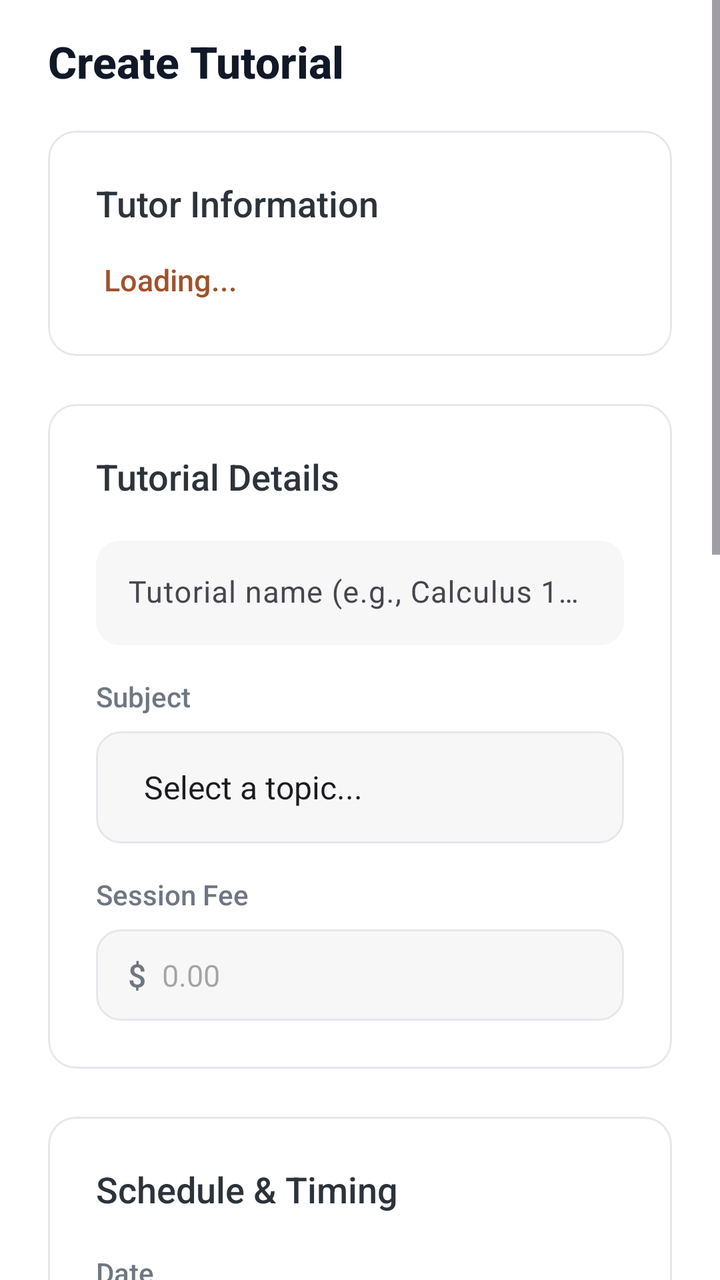
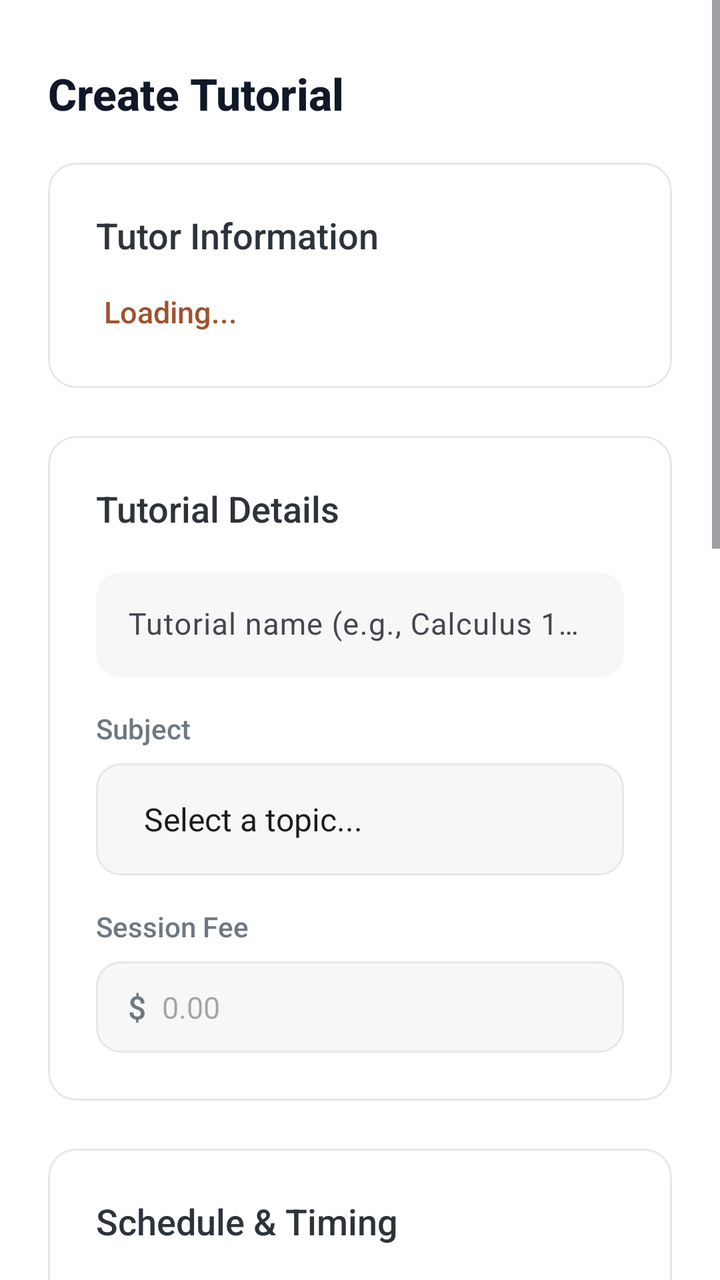

Screens rendered from an Android XML layout before and after an edit, with the pre-edit source and the edit as a unified diff.
<!-- AndroidManifest.xml: application theme Theme.Csci3130Group1 -->
<!-- res/layout/fragment_tutorial_management.xml -->
<?xml version="1.0" encoding="utf-8"?>
<ScrollView xmlns:android="http://schemas.android.com/apk/res/android"
    xmlns:app="http://schemas.android.com/apk/res-auto"
    android:layout_width="match_parent"
    android:layout_height="match_parent"
    android:fillViewport="true"
    android:background="#FFFFFF">

    <LinearLayout
        android:layout_width="match_parent"
        android:layout_height="wrap_content"
        android:orientation="vertical"
        android:paddingLeft="24dp"
        android:paddingRight="24dp"
        android:paddingTop="16dp"
        android:paddingBottom="120dp">

        
        <TextView
            android:layout_width="wrap_content"
            android:layout_height="wrap_content"
            android:text="Create Tutorial"
            android:textSize="22sp"
            android:fontFamily="sans-serif-medium"
            android:textStyle="bold"
            android:textColor="#111827"
            android:layout_marginBottom="20dp"/>

        
        <com.google.android.material.card.MaterialCardView
            android:layout_width="match_parent"
            android:layout_height="wrap_content"
            android:layout_marginBottom="24dp"
            app:cardCornerRadius="14dp"
            app:cardElevation="0dp"
            app:cardBackgroundColor="#FFFFFF"
            app:strokeColor="#E5E7EB"
            app:strokeWidth="1dp">

            <LinearLayout
                android:layout_width="match_parent"
                android:layout_height="wrap_content"
                android:orientation="vertical"
                android:padding="24dp">

                <TextView
                    android:layout_width="wrap_content"
                    android:layout_height="wrap_content"
                    android:text="Tutor Information"
                    android:textSize="18sp"
                    android:textStyle="normal"
                    android:textColor="#2D333A"
                    android:fontFamily="sans-serif-medium"
                    android:layout_marginBottom="12dp"/>

                <TextView
                    android:id="@+id/tutor_name_display"
                    android:layout_width="match_parent"
                    android:layout_height="wrap_content"
                    android:text="Loading..."
                    android:textSize="15sp"
                    android:textColor="#A0522D"
                    android:fontFamily="sans-serif-medium"
                    android:clickable="true"
                    android:focusable="true"
                    android:padding="4dp"/>

            </LinearLayout>
        </com.google.android.material.card.MaterialCardView>

        
        <com.google.android.material.card.MaterialCardView
            android:layout_width="match_parent"
            android:layout_height="wrap_content"
            android:layout_marginBottom="24dp"
            app:cardCornerRadius="14dp"
            app:cardElevation="0dp"
            app:cardBackgroundColor="#FFFFFF"
            app:strokeColor="#E5E7EB"
            app:strokeWidth="1dp">

            <LinearLayout
                android:layout_width="match_parent"
                android:layout_height="wrap_content"
                android:orientation="vertical"
                android:padding="24dp">

                <TextView
                    android:layout_width="wrap_content"
                    android:layout_height="wrap_content"
                    android:text="Tutorial Details"
                    android:textSize="18sp"
                    android:textStyle="normal"
                    android:textColor="#2D333A"
                    android:fontFamily="sans-serif-medium"
                    android:layout_marginBottom="20dp"/>

                
                <com.google.android.material.textfield.TextInputLayout
                    android:layout_width="match_parent"
                    android:layout_height="wrap_content"
                    android:layout_marginBottom="16dp"
                    app:boxBackgroundMode="filled"
                    app:boxBackgroundColor="#F7F7F8"
                    app:boxStrokeWidth="0dp"
                    app:boxStrokeWidthFocused="1dp"
                    app:boxStrokeColor="#E5E7EB"
                    app:boxCornerRadiusTopStart="12dp"
                    app:boxCornerRadiusTopEnd="12dp"
                    app:boxCornerRadiusBottomStart="12dp"
                    app:boxCornerRadiusBottomEnd="12dp"
                    app:hintTextColor="#6F7780">

                    <com.google.android.material.textfield.TextInputEditText
                        android:id="@+id/tutorial_name_input"
                        android:layout_width="match_parent"
                        android:layout_height="wrap_content"
                        android:hint="Tutorial name (e.g., Calculus 101 Basics)"
                        android:textSize="15sp"
                        android:textColor="#2D333A"
                        android:fontFamily="sans-serif"
                        android:inputType="textCapWords"
                        android:maxLength="50"
                        android:padding="16dp" />
                </com.google.android.material.textfield.TextInputLayout>

                
                <TextView
                    android:layout_width="wrap_content"
                    android:layout_height="wrap_content"
                    android:text="Subject"
                    android:textSize="14sp"
                    android:textColor="#6F7780"
                    android:fontFamily="sans-serif-medium"
                    android:layout_marginBottom="8dp"/>

                <Spinner
                    android:id="@+id/topic_spinner"
                    android:layout_width="match_parent"
                    android:layout_height="56dp"
                    android:entries="@array/tutorial_topics"
                    android:background="@drawable/modern_input_background"
                    android:layout_marginBottom="16dp"
                    android:paddingStart="16dp"
                    android:paddingEnd="16dp"/>

                
                <TextView
                    android:layout_width="wrap_content"
                    android:layout_height="wrap_content"
                    android:text="Session Fee"
                    android:textSize="14sp"
                    android:textColor="#6F7780"
                    android:fontFamily="sans-serif-medium"
                    android:layout_marginBottom="8dp"/>

                <LinearLayout
                    android:layout_width="match_parent"
                    android:layout_height="wrap_content"
                    android:orientation="horizontal"
                    android:background="@drawable/modern_input_background"
                    android:paddingStart="16dp"
                    android:paddingEnd="16dp"
                    android:paddingTop="12dp"
                    android:paddingBottom="12dp"
                    android:gravity="center_vertical">

                    <TextView
                        android:layout_width="wrap_content"
                        android:layout_height="wrap_content"
                        android:text="$"
                        android:textSize="16sp"
                        android:textColor="#6F7780"
                        android:textStyle="normal"
                        android:fontFamily="sans-serif-medium"
                        android:layout_marginEnd="8dp"/>

                    <EditText
                        android:id="@+id/fee_input"
                        android:layout_width="match_parent"
                        android:layout_height="wrap_content"
                        android:hint="0.00"
                        android:background="@android:color/transparent"
                        android:textSize="15sp"
                        android:textColor="#2D333A"
                        android:fontFamily="sans-serif"
                        android:inputType="numberDecimal" />

                </LinearLayout>

            </LinearLayout>
        </com.google.android.material.card.MaterialCardView>

        
        <com.google.android.material.card.MaterialCardView
            android:layout_width="match_parent"
            android:layout_height="wrap_content"
            android:layout_marginBottom="24dp"
            app:cardCornerRadius="14dp"
            app:cardElevation="0dp"
            app:cardBackgroundColor="#FFFFFF"
            app:strokeColor="#E5E7EB"
            app:strokeWidth="1dp">

            <LinearLayout
                android:layout_width="match_parent"
                android:layout_height="wrap_content"
                android:orientation="vertical"
                android:padding="24dp">

                <TextView
                    android:layout_width="wrap_content"
                    android:layout_height="wrap_content"
                    android:text="Schedule &amp; Timing"
                    android:textSize="18sp"
                    android:textStyle="normal"
                    android:textColor="#2D333A"
                    android:fontFamily="sans-serif-medium"
                    android:layout_marginBottom="20dp"/>

                
                <TextView
                    android:layout_width="wrap_content"
                    android:layout_height="wrap_content"
                    android:text="Date"
                    android:textSize="14sp"
                    android:textColor="#6F7780"
                    android:fontFamily="sans-serif-medium"
                    android:layout_marginBottom="8dp"/>

                <LinearLayout
                    android:layout_width="match_parent"
                    android:layout_height="wrap_content"
                    android:background="@drawable/modern_input_background"
                    android:paddingStart="16dp"
                    android:paddingEnd="16dp"
                    android:paddingTop="16dp"
                    android:paddingBottom="16dp"
                    android:gravity="center_vertical"
                    android:layout_marginBottom="16dp"
                    android:clickable="true"
                    android:focusable="true"
                    android:id="@+id/date_input_container">

                    <EditText
                        android:id="@+id/date_input"
                        android:layout_width="0dp"
                        android:layout_height="wrap_content"
                        android:layout_weight="1"
                        android:hint="Select date"
                        android:background="@android:color/transparent"
                        android:textSize="15sp"
                        android:textColor="#2D333A"
                        android:fontFamily="sans-serif"
                        android:focusable="false"
                        android:clickable="false"
                        android:cursorVisible="false" />

                    <ImageView
                        android:layout_width="20dp"
                        android:layout_height="20dp"
                        android:src="@android:drawable/ic_menu_my_calendar"
                        android:tint="#6F7780" />

                </LinearLayout>

                
                <TextView
                    android:layout_width="wrap_content"
                    android:layout_height="wrap_content"
                    android:text="Time"
                    android:textSize="14sp"
                    android:textColor="#6F7780"
                    android:fontFamily="sans-serif-medium"
                    android:layout_marginBottom="8dp"/>

                <LinearLayout
                    android:layout_width="match_parent"
                    android:layout_height="wrap_content"
                    android:orientation="horizontal"
                    android:gravity="center_vertical">

                    <LinearLayout
                        android:layout_width="0dp"
                        android:layout_height="wrap_content"
                        android:layout_weight="1"
                        android:background="@drawable/modern_input_background"
                        android:paddingStart="16dp"
                        android:paddingEnd="16dp"
                        android:paddingTop="16dp"
                        android:paddingBottom="16dp"
                        android:gravity="center_vertical"
                        android:layout_marginEnd="8dp"
                        android:clickable="true"
                        android:focusable="true"
                        android:id="@+id/start_time_container">

                        <EditText
                            android:id="@+id/start_time_input"
                            android:layout_width="0dp"
                            android:layout_height="wrap_content"
                            android:layout_weight="1"
                            android:hint="Start time"
                            android:background="@android:color/transparent"
                            android:textSize="15sp"
                            android:textColor="#2D333A"
                            android:fontFamily="sans-serif"
                            android:focusable="false"
                            android:clickable="false"
                            android:cursorVisible="false" />

                        <ImageView
                            android:layout_width="16dp"
                            android:layout_height="16dp"
                            android:src="@android:drawable/ic_menu_recent_history"
                            android:tint="#6F7780" />

                    </LinearLayout>

                    <LinearLayout
                        android:layout_width="0dp"
                        android:layout_height="wrap_content"
                        android:layout_weight="1"
                        android:background="@drawable/modern_input_background"
                        android:paddingStart="16dp"
                        android:paddingEnd="16dp"
                        android:paddingTop="16dp"
                        android:paddingBottom="16dp"
                        android:gravity="center_vertical"
                        android:layout_marginStart="8dp"
                        android:clickable="true"
                        android:focusable="true"
                        android:id="@+id/end_time_container">

                        <EditText
                            android:id="@+id/end_time_input"
                            android:layout_width="0dp"
                            android:layout_height="wrap_content"
                            android:layout_weight="1"
                            android:hint="End time"
                            android:background="@android:color/transparent"
                            android:textSize="15sp"
                            android:textColor="#2D333A"
                            android:fontFamily="sans-serif"
                            android:focusable="false"
                            android:clickable="false"
                            android:cursorVisible="false" />

                        <ImageView
                            android:layout_width="16dp"
                            android:layout_height="16dp"
                            android:src="@android:drawable/ic_menu_recent_history"
                            android:tint="#6F7780" />

                    </LinearLayout>

                </LinearLayout>

            </LinearLayout>
        </com.google.android.material.card.MaterialCardView>


        
        <com.google.android.material.card.MaterialCardView
            android:layout_width="match_parent"
            android:layout_height="wrap_content"
            android:layout_marginBottom="24dp"
            app:cardCornerRadius="14dp"
            app:cardElevation="0dp"
            app:cardBackgroundColor="#FFFFFF"
            app:strokeColor="#E5E7EB"
            app:strokeWidth="1dp">

            <LinearLayout
                android:layout_width="match_parent"
                android:layout_height="wrap_content"
                android:orientation="vertical"
                android:padding="24dp">

                <TextView
                    android:layout_width="wrap_content"
                    android:layout_height="wrap_content"
                    android:text="Location"
                    android:textSize="18sp"
                    android:textStyle="normal"
                    android:textColor="#2D333A"
                    android:fontFamily="sans-serif-medium"
                    android:layout_marginBottom="20dp"/>

                <TextView
                    android:layout_width="wrap_content"
                    android:layout_height="wrap_content"
                    android:text="Venue"
                    android:textSize="14sp"
                    android:textColor="#6F7780"
                    android:fontFamily="sans-serif-medium"
                    android:layout_marginBottom="8dp"/>

                <Spinner
                    android:id="@+id/location_spinner"
                    android:layout_width="match_parent"
                    android:layout_height="56dp"
                    android:background="@drawable/modern_input_background"
                    android:layout_marginBottom="12dp"
                    android:paddingStart="16dp"
                    android:paddingEnd="16dp" />

                <TextView
                    android:id="@+id/selected_location_text"
                    android:layout_width="match_parent"
                    android:layout_height="wrap_content"
                    android:text=""
                    android:textSize="13sp"
                    android:textColor="#6F7780"
                    android:fontFamily="sans-serif"
                    android:layout_marginBottom="8dp"
                    android:visibility="gone" />

                <TextView
                    android:id="@+id/location_status_text"
                    android:layout_width="wrap_content"
                    android:layout_height="wrap_content"
                    android:text="📍 Halifax, NS locations only"
                    android:textSize="13sp"
                    android:textColor="#6F7780"
                    android:fontFamily="sans-serif" />

            </LinearLayout>
        </com.google.android.material.card.MaterialCardView>

        
        <com.google.android.material.card.MaterialCardView
            android:layout_width="match_parent"
            android:layout_height="wrap_content"
            android:layout_marginBottom="32dp"
            app:cardCornerRadius="14dp"
            app:cardElevation="0dp"
            app:cardBackgroundColor="#FFFFFF"
            app:strokeColor="#E5E7EB"
            app:strokeWidth="1dp">

            <LinearLayout
                android:layout_width="match_parent"
                android:layout_height="wrap_content"
                android:orientation="vertical"
                android:padding="24dp">

                <TextView
                    android:layout_width="wrap_content"
                    android:layout_height="wrap_content"
                    android:text="Description"
                    android:textSize="18sp"
                    android:textStyle="normal"
                    android:textColor="#2D333A"
                    android:fontFamily="sans-serif-medium"
                    android:layout_marginBottom="20dp"/>

                <com.google.android.material.textfield.TextInputLayout
                    android:layout_width="match_parent"
                    android:layout_height="wrap_content"
                    app:boxBackgroundMode="filled"
                    app:boxBackgroundColor="#F7F7F8"
                    app:boxStrokeWidth="0dp"
                    app:boxStrokeWidthFocused="1dp"
                    app:boxStrokeColor="#E5E7EB"
                    app:boxCornerRadiusTopStart="12dp"
                    app:boxCornerRadiusTopEnd="12dp"
                    app:boxCornerRadiusBottomStart="12dp"
                    app:boxCornerRadiusBottomEnd="12dp"
                    app:hintTextColor="#6F7780">

                    <com.google.android.material.textfield.TextInputEditText
                        android:id="@+id/description_input"
                        android:layout_width="match_parent"
                        android:layout_height="wrap_content"
                        android:hint="Describe your tutorial session, what you'll cover, and any prerequisites..."
                        android:textSize="15sp"
                        android:textColor="#2D333A"
                        android:fontFamily="sans-serif"
                        android:gravity="top"
                        android:inputType="textMultiLine|textCapSentences"
                        android:lines="4"
                        android:maxLines="6"
                        android:minLines="4"
                        android:padding="16dp"
                        android:scrollbars="vertical" />
                </com.google.android.material.textfield.TextInputLayout>

            </LinearLayout>
        </com.google.android.material.card.MaterialCardView>

        
        <TextView
            android:id="@+id/preview_button"
            android:layout_width="wrap_content"
            android:layout_height="wrap_content"
            android:layout_gravity="end"
            android:text="Preview tutorial"
            android:textColor="#A0522D"
            android:textSize="13sp"
            android:padding="4dp"
            android:fontFamily="sans-serif-medium"
            android:layout_marginBottom="24dp" />


    </LinearLayout>
</ScrollView>
<!-- resources referenced by this layout -->
<resources>
  <string-array name="tutorial_topics">
          <item>Select a topic...</item>
          <item>Mathematics</item>
          <item>Physics</item>
          <item>Chemistry</item>
          <item>Biology</item>
          <item>Computer Science</item>
          <item>English</item>
          <item>History</item>
      </string-array>
  <!-- drawable modern_input_background (drawable) -->
  <?xml version="1.0" encoding="utf-8"?>
  <shape xmlns:android="http://schemas.android.com/apk/res/android">
      <solid android:color="#F7F7F8" />
      <corners android:radius="12dp" />
      <stroke 
          android:width="1dp" 
          android:color="#E5E7EB" />
  </shape>
  <style name="Theme.Csci3130Group1" parent="Base.Theme.Csci3130Group1" />
  <style name="Base.Theme.Csci3130Group1" parent="Theme.Material3.DayNight.NoActionBar">
          
          <item name="colorPrimary">#111827</item>
          <item name="colorOnPrimary">#FFFFFF</item>
          <item name="colorSecondary">#6B7280</item>
          <item name="colorOnSecondary">#FFFFFF</item>
          
          <item name="colorPrimaryContainer">#F3F4F6</item>
          <item name="colorOnPrimaryContainer">#111827</item>
          <item name="colorSecondaryContainer">#F3F4F6</item>
          <item name="colorOnSecondaryContainer">#111827</item>
          <item name="colorTertiary">#9CA3AF</item>
          <item name="colorSurface">#FFFFFF</item>
          <item name="colorOnSurface">#111827</item>
          <item name="colorOutline">#E5E7EB</item>
          <item name="android:navigationBarColor">#FFFFFF</item>
          <item name="android:statusBarColor">#FFFFFF</item>
      </style>
</resources>

<!-- the commit's change to res/layout/fragment_tutorial_management.xml (unified diff, before → after) -->
@@ -12,7 +12,7 @@
         android:orientation="vertical"
         android:paddingLeft="24dp"
         android:paddingRight="24dp"
-        android:paddingTop="16dp"
+        android:paddingTop="32dp"
         android:paddingBottom="120dp">
 
         
